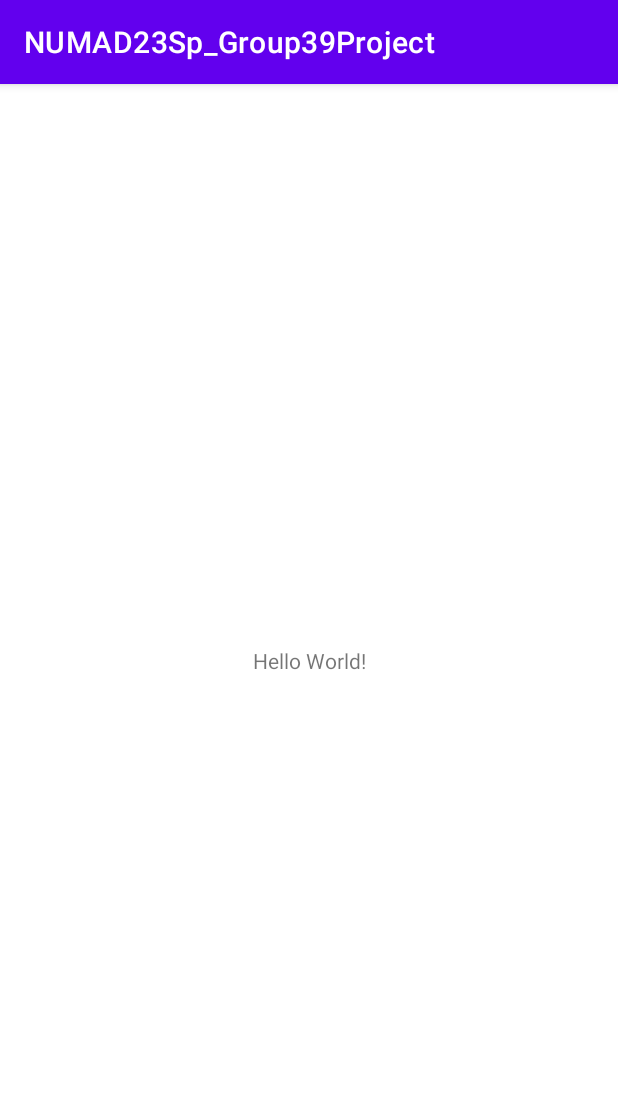
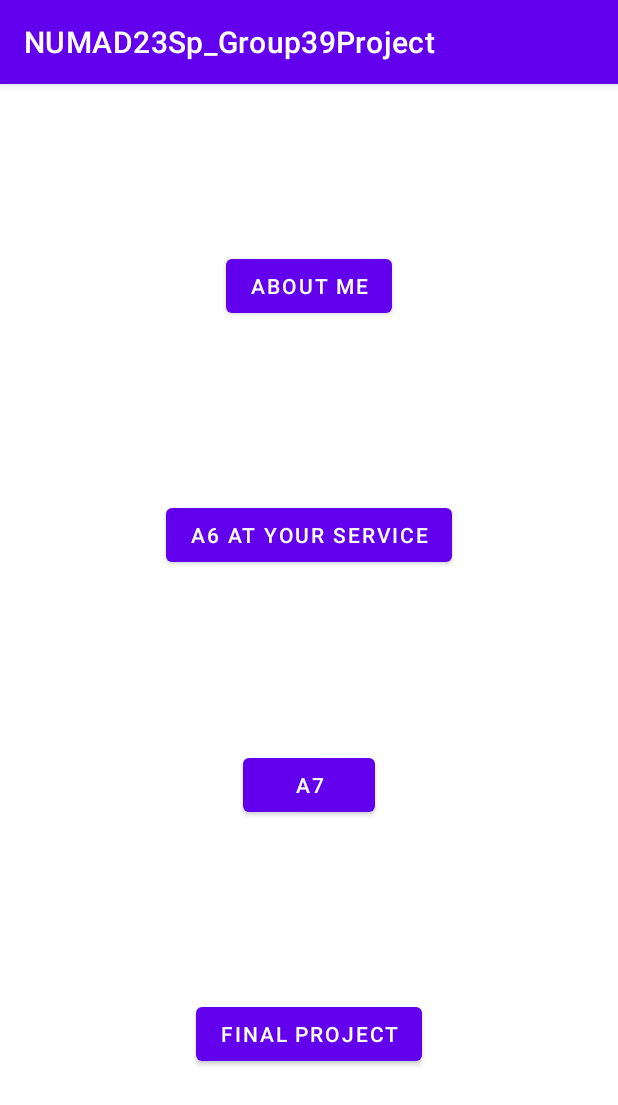
Before and after one commit to zaizaifish/NUMAD23Sp_Group39Project, an Android app: the screen it shows after launch (MainActivity), on a phone screen of 412 x 824 dp. Shown: the top 1105 px of the screen. Run offline under Robolectric (Android 15) with nearby library versions, the phone set to English and light mode, and no system bars.

Commit message:
xuanmao: test commit

```diff
--- a/app/src/main/res/layout/activity_main.xml
+++ b/app/src/main/res/layout/activity_main.xml
@@ -6,13 +6,52 @@
     android:layout_height="match_parent"
     tools:context=".MainActivity">
 
-    <TextView
+
+    <Button
+        android:id="@+id/mainbutton1"
         android:layout_width="wrap_content"
         android:layout_height="wrap_content"
-        android:text="Hello World!"
-        app:layout_constraintBottom_toBottomOf="parent"
+        android:text="About Me"
+        android:layout_marginTop="8dp"
+        android:layout_marginBottom="8dp"
         app:layout_constraintEnd_toEndOf="parent"
         app:layout_constraintStart_toStartOf="parent"
-        app:layout_constraintTop_toTopOf="parent" />
+        app:layout_constraintTop_toTopOf="parent"
+        app:layout_constraintBottom_toTopOf="@+id/mainbutton2"/>
 
+    <Button
+        android:id="@+id/mainbutton2"
+        android:layout_width="wrap_content"
+        android:layout_height="wrap_content"
+        android:text="A6 At Your Service"
+        android:layout_marginTop="8dp"
+        android:layout_marginBottom="8dp"
+        app:layout_constraintEnd_toEndOf="parent"
+        app:layout_constraintStart_toStartOf="parent"
+        app:layout_constraintTop_toBottomOf="@+id/mainbutton1"
+        app:layout_constraintBottom_toTopOf="@+id/mainbutton3"/>
+
+    <Button
+        android:id="@+id/mainbutton3"
+        android:layout_width="wrap_content"
+        android:layout_height="wrap_content"
+        android:text="A7"
+        android:layout_marginTop="8dp"
+        android:layout_marginBottom="8dp"
+        app:layout_constraintEnd_toEndOf="parent"
+        app:layout_constraintStart_toStartOf="parent"
+        app:layout_constraintTop_toBottomOf="@+id/mainbutton2"
+        app:layout_constraintBottom_toTopOf="@+id/mainbutton4"/>
+
+    <Button
+        android:id="@+id/mainbutton4"
+        android:layout_width="wrap_content"
+        android:layout_height="wrap_content"
+        android:text="Final Project"
+        android:layout_marginTop="8dp"
+        android:layout_marginBottom="8dp"
+        app:layout_constraintEnd_toEndOf="parent"
+        app:layout_constraintStart_toStartOf="parent"
+        app:layout_constraintTop_toBottomOf="@+id/mainbutton3"
+        app:layout_constraintBottom_toBottomOf="parent" />
 </androidx.constraintlayout.widget.ConstraintLayout>
```
